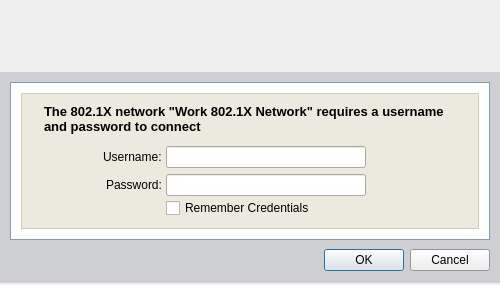
First picture: the form in xsupplicant-ui/Skins/Default/UPWWindow.ui, repository Zero3K/xsupplicant, before the edit.
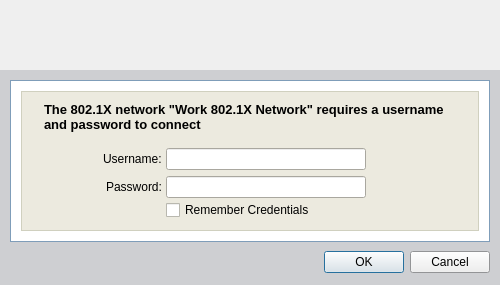
Second picture: the form after the edit. Icons and pictures are not drawn.

Commit message: fix cosmetic bug with password window text field shrinking

The edit to the form file:
```diff
--- a/xsupplicant-ui/Skins/Default/UPWWindow.ui
+++ b/xsupplicant-ui/Skins/Default/UPWWindow.ui
@@ -518,6 +518,12 @@
                    <verstretch>0</verstretch>
                   </sizepolicy>
                  </property>
+                 <property name="minimumSize" >
+                  <size>
+                   <width>0</width>
+                   <height>34</height>
+                  </size>
+                 </property>
                  <property name="palette" >
                   <palette>
                    <active>
```
The commit also changes 1 other file.
